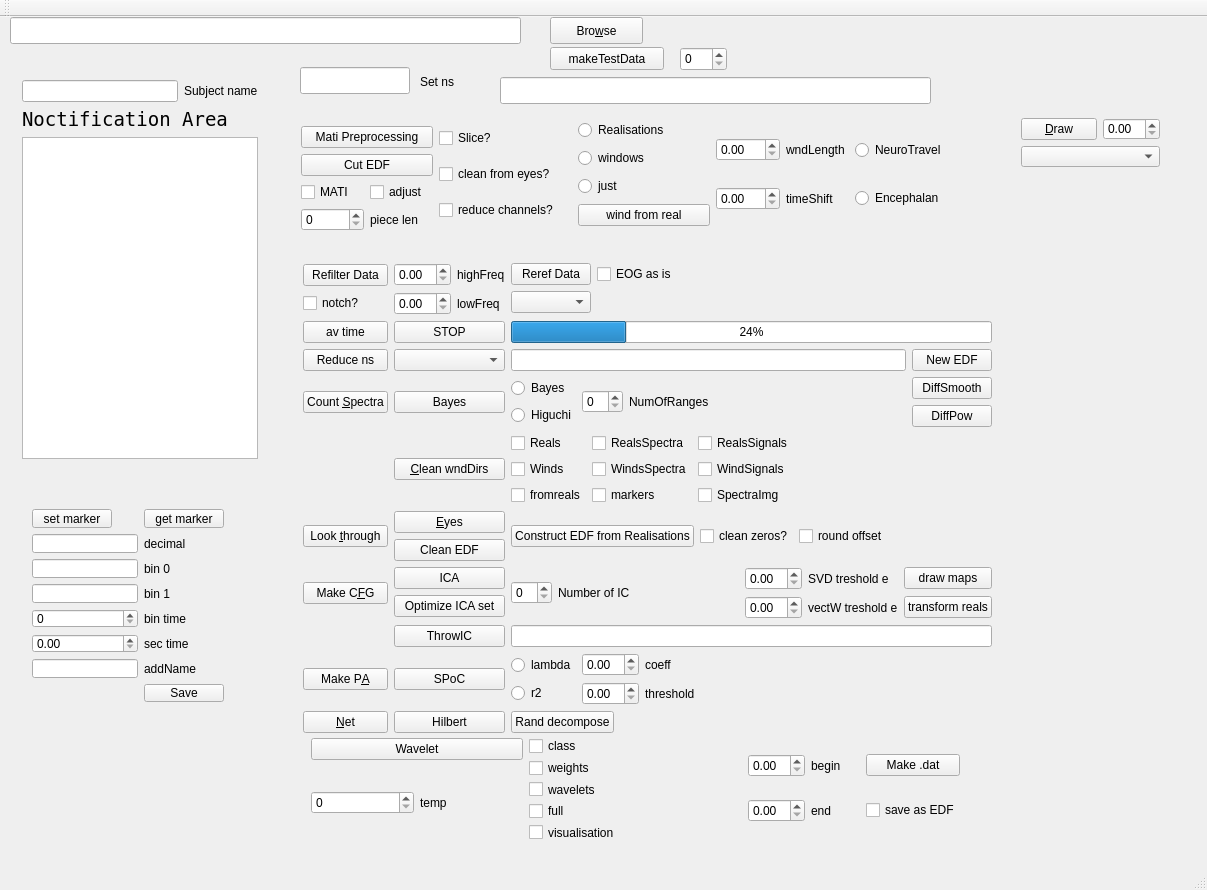
Qt form mainwindow.ui (ArtfulVampire/SecondGUIrepo) before a commit.
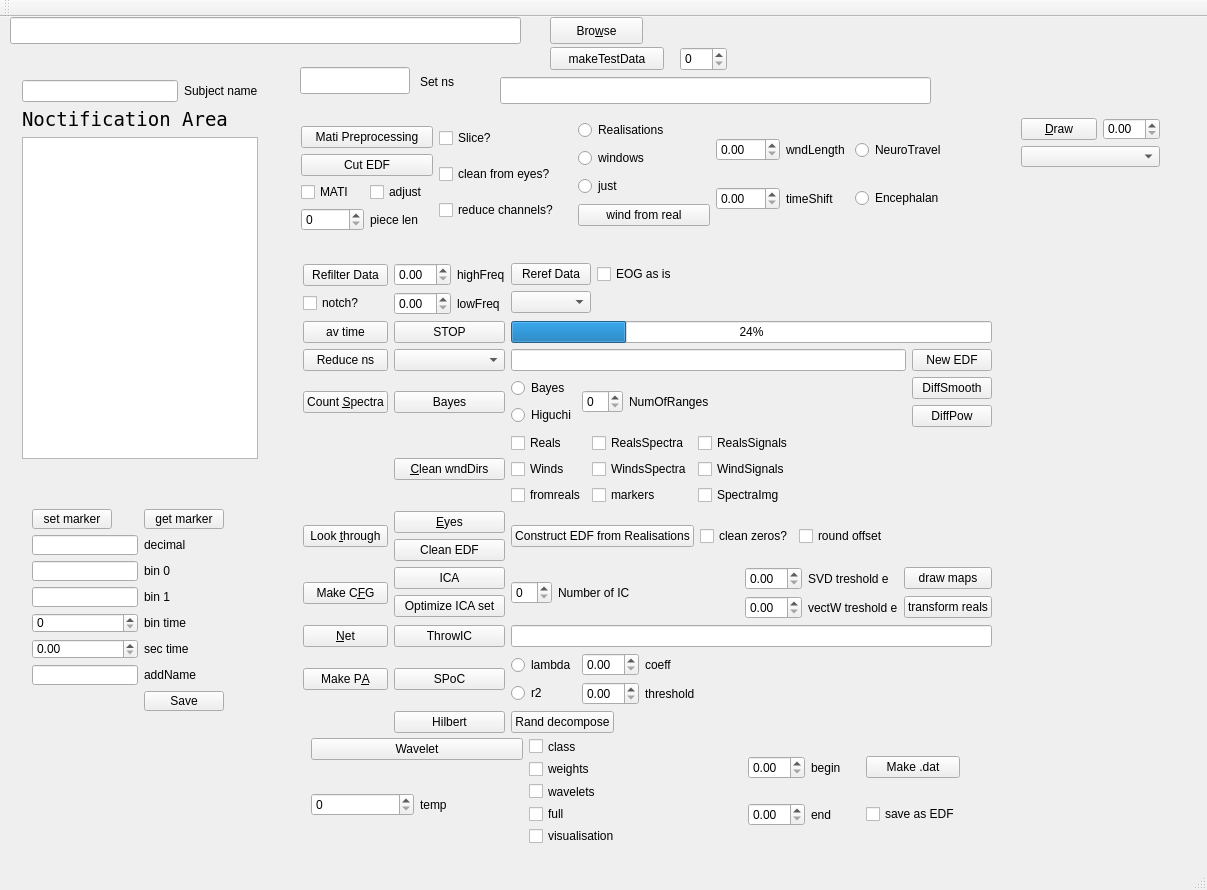
The same form after that commit.

```diff
--- a/mainwindow.ui
+++ b/mainwindow.ui
@@ -130,7 +130,7 @@
       <x>300</x>
       <y>710</y>
       <width>671</width>
-      <height>124</height>
+      <height>128</height>
      </rect>
     </property>
     <layout class="QHBoxLayout" name="horizontalLayout_9">
@@ -445,7 +445,7 @@
       <x>21</x>
       <y>481</y>
       <width>214</width>
-      <height>215</height>
+      <height>224</height>
      </rect>
     </property>
     <layout class="QGridLayout" name="gridLayout_8">
@@ -927,13 +927,6 @@
        </property>
       </widget>
      </item>
-     <item row="9" column="0">
-      <widget class="QPushButton" name="netButton">
-       <property name="text">
-        <string>&amp;Net</string>
-       </property>
-      </widget>
-     </item>
      <item row="8" column="1">
       <widget class="QPushButton" name="spocPushButton">
        <property name="text">
@@ -1176,6 +1169,13 @@
        </item>
       </layout>
      </item>
+     <item row="7" column="0">
+      <widget class="QPushButton" name="netButton">
+       <property name="text">
+        <string>&amp;Net</string>
+       </property>
+      </widget>
+     </item>
     </layout>
    </widget>
    <widget class="QLineEdit" name="fileMarkersLineEdit">
```
Left out of the diff: 2 changed lines with no effect on the pictures.
